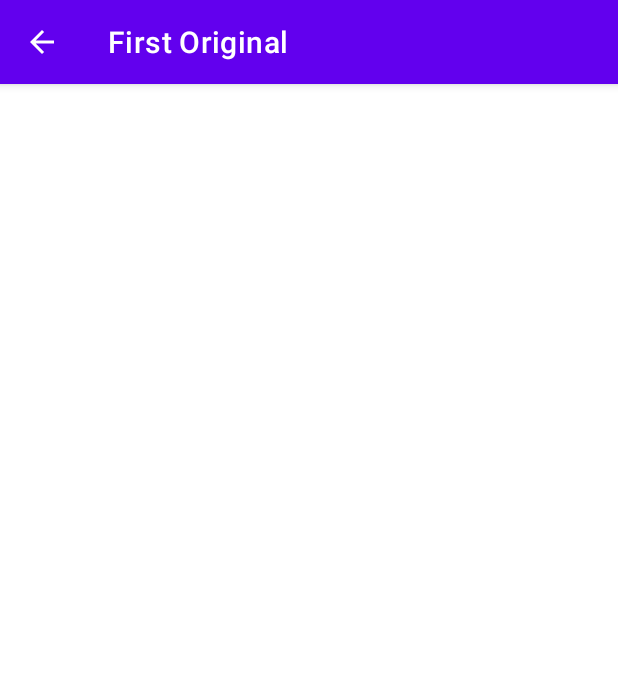
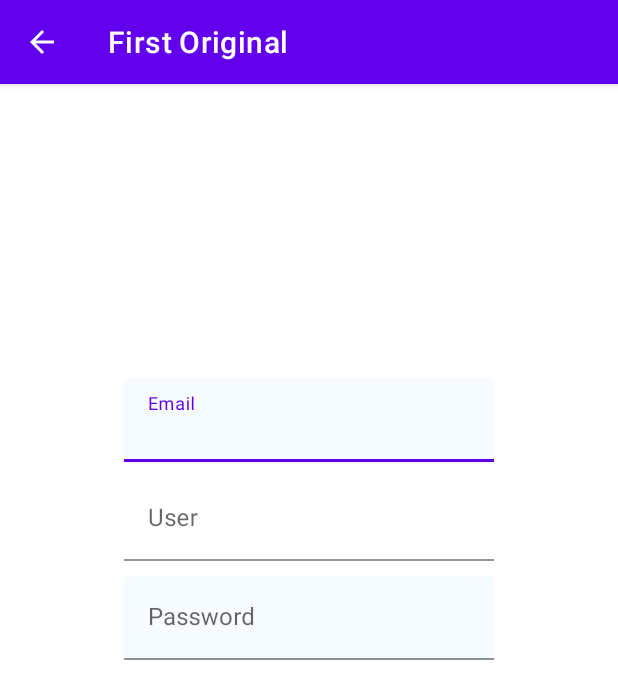
Before and after one commit to Enriquegpb/first_original, an Android app: the Signup screen opened directly, with no data from a screen before it, on a phone screen of 412 x 824 dp. Shown: the top 699 px of the screen. Run offline under Robolectric (Android 15) with nearby library versions, the phone set to English and light mode, and no system bars.

```diff
--- a/app/src/main/java/com/enrique/firstoriginal/MainActivity.java
+++ b/app/src/main/java/com/enrique/firstoriginal/MainActivity.java
@@ -10,6 +10,7 @@ import android.widget.Toast;
 public class MainActivity extends AppCompatActivity {
     private SwipeRefreshLayout swipeLayout;
     private WebView miVisorWeb;
+
     @Override
     protected void onCreate(Bundle savedInstanceState) {
         super.onCreate(savedInstanceState);
@@ -27,11 +28,12 @@ public class MainActivity extends AppCompatActivity {
         swipeLayout.setOnRefreshListener(mOnRefreshListener);
 
         //la vista dentro es un WebView con permiso para zoom
-        miVisorWeb=(WebView) findViewById(R.id.vistaweb);
+        miVisorWeb = (WebView) findViewById(R.id.vistaweb);
         miVisorWeb.getSettings().setBuiltInZoomControls(true);
         miVisorWeb.loadUrl("https://thispersondoesnotexist.com");
 
     }
+
     protected SwipeRefreshLayout.OnRefreshListener
             mOnRefreshListener = new SwipeRefreshLayout.OnRefreshListener() {
         @Override
--- a/app/src/main/java/com/enrique/firstoriginal/MainLogin.java
+++ b/app/src/main/java/com/enrique/firstoriginal/MainLogin.java
@@ -19,13 +19,13 @@ public class MainLogin extends AppCompatActivity {
         super.onCreate(savedInstanceState);
         setContentView(R.layout.activity_login);
         ImageView fan2 = (ImageView) findViewById(R.id.logo);
-        Animation myanim2= AnimationUtils.loadAnimation(this, R.anim.fadein_login);
+        Animation myanim2 = AnimationUtils.loadAnimation(this, R.anim.fadein_login);
         fan2.startAnimation(myanim2);
 
         ImageView mGirl = findViewById(R.id.girl);
 
         Glide.with(this)
-              //.load("https://images.unsplash.com/photo-1565214975484-3cfa9e56f914?ixlib=rb-1.2.1&ixid=eyJhcHBfaWQiOjEyMDd9&auto=format&fit=crop&w=1482&q=80")
+                //.load("https://images.unsplash.com/photo-1565214975484-3cfa9e56f914?ixlib=rb-1.2.1&ixid=eyJhcHBfaWQiOjEyMDd9&auto=format&fit=crop&w=1482&q=80")
                 .load(R.drawable.girl)
                 .transition(DrawableTransitionOptions.withCrossFade(100))
 
@@ -34,6 +34,7 @@ public class MainLogin extends AppCompatActivity {
                 //.circleCrop()
                 .into(mGirl);
     }
+
     public void openMain(View v) {
         Intent intent = new Intent(MainLogin.this, MainActivity.class);
         intent.addFlags(Intent.FLAG_ACTIVITY_NEW_TASK);
--- a/app/src/main/res/anim/fadein_login.xml
+++ b/app/src/main/res/anim/fadein_login.xml
@@ -1,4 +1,16 @@
 <?xml version="1.0" encoding="utf-8"?>
-<set xmlns:android="http://schemas.android.com/apk/res/android">
+<set xmlns:android="http://schemas.android.com/apk/res/android"
+    android:interpolator="@android:anim/bounce_interpolator">
+    <alpha
+        android:duration="1000"
+        android:fromAlpha="0.0"
+        android:toAlpha="1.0" />
 
+    <rotate
+        android:fromDegrees="0"
+        android:duration="3000"
+        android:toDegrees="360"
+        android:pivotX="50%"
+        android:pivotY="50%"
+        />
 </set>
--- a/app/src/main/res/layout/activity_login.xml
+++ b/app/src/main/res/layout/activity_login.xml
@@ -59,7 +59,8 @@
         <com.google.android.material.textfield.TextInputLayout
             android:id="@+id/usuario"
             android:layout_width="250dp"
-            android:layout_height="wrap_content">
+            android:layout_height="wrap_content"
+            >
 
             <EditText
                 android:layout_width="match_parent"
@@ -97,7 +98,6 @@
         android:layout_width="0dp"
         android:layout_height="wrap_content"
         android:layout_marginTop="24dp"
-        android:backgroundTint="@color/white"
         android:onClick="openMain"
         android:text="loguearse"
         app:layout_constraintEnd_toEndOf="@+id/guideline2"
@@ -112,8 +112,7 @@
         android:text="Registrarse"
         app:layout_constraintEnd_toEndOf="@id/guideline2"
         app:layout_constraintStart_toStartOf="@id/guideline1"
-        app:layout_constraintTop_toBottomOf="@id/log"
-        />
+        app:layout_constraintTop_toBottomOf="@id/log" />
 
     <TextView
         android:id="@+id/tvregister"
--- a/app/src/main/res/layout/activity_main.xml
+++ b/app/src/main/res/layout/activity_main.xml
@@ -62,11 +62,9 @@
         <!--        -->
 
         <WebView
+            android:id="@+id/vistaweb"
             android:layout_width="match_parent"
-            android:layout_height="match_parent"
-            android:id="@+id/vistaweb"
-            >
-        </WebView>
+            android:layout_height="match_parent"></WebView>
 
     </androidx.swiperefreshlayout.widget.SwipeRefreshLayout>
 </androidx.constraintlayout.widget.ConstraintLayout>
--- a/app/src/main/res/layout/activity_signup.xml
+++ b/app/src/main/res/layout/activity_signup.xml
@@ -5,5 +5,126 @@
     android:layout_width="match_parent"
     android:layout_height="match_parent"
     tools:context=".Signup">
+    <ImageView
+        android:id="@+id/girl"
+        android:layout_width="match_parent"
+        android:layout_height="match_parent"
+        android:scaleType="fitStart"
+
+        >
+        <!--android:src="@drawable/hipman"-->
+    </ImageView>
+    <View
+        android:layout_width="match_parent"
+        android:layout_height="match_parent"
+        android:alpha="0.5"
+        >
+        <!--android:background="@drawable/gradient2"-->
+    </View>
+
+    <androidx.constraintlayout.widget.Guideline
+        android:id="@+id/guideline1"
+        android:layout_width="wrap_content"
+        android:layout_height="wrap_content"
+        android:orientation="vertical"
+        app:layout_constraintGuide_percent="0.2" />
+
+    <androidx.constraintlayout.widget.Guideline
+        android:id="@+id/guideline2"
+        android:layout_width="wrap_content"
+        android:layout_height="wrap_content"
+        android:orientation="vertical"
+        app:layout_constraintGuide_percent="0.8" />
+
+    <ImageView
+        android:id="@+id/logosignup"
+        android:layout_width="100dp"
+        android:layout_height="100dp"
+        android:layout_marginTop="56dp"
+
+
+        app:layout_constraintEnd_toEndOf="parent"
+        app:layout_constraintStart_toStartOf="parent"
+        app:layout_constraintTop_toTopOf="parent" />
+    <!--android:src="@drawable/ic_fan"-->
+    <com.google.android.material.textfield.TextInputLayout
+        android:id="@+id/til1signup"
+        android:layout_width="0dp"
+        android:layout_height="wrap_content"
+        app:layout_constraintEnd_toEndOf="@id/guideline2"
+        app:layout_constraintStart_toStartOf="@id/guideline1"
+        app:layout_constraintTop_toBottomOf="@id/logosignup"
+        android:layout_marginTop="40dp"
+
+        app:boxBackgroundColor="#4DE1F2FF"
+
+        >
+        <!--app:startIconDrawable="@drawable/ic_email_foreground"-->
+        <EditText
+            android:layout_width="match_parent"
+            android:layout_height="wrap_content"
+            android:hint="Email"
+
+            android:maxLines="1">
+        </EditText>
+    </com.google.android.material.textfield.TextInputLayout>
+
+    <com.google.android.material.textfield.TextInputLayout
+        android:id="@+id/til2signup"
+        android:layout_width="0dp"
+        android:layout_height="wrap_content"
+        app:layout_constraintEnd_toEndOf="@id/guideline2"
+        app:layout_constraintStart_toStartOf="@id/guideline1"
+        app:layout_constraintTop_toBottomOf="@id/til1signup"
+        android:layout_marginTop="10dp"
+
+        app:boxBackgroundColor="#4DE1F2FF"
+
+        >
+        <!--app:startIconDrawable="@drawable/ic_account_foreground"-->
+        <EditText
+            android:layout_width="match_parent"
+            android:layout_height="wrap_content"
+            android:hint="User"
+            android:background="@color/whitealpha"
+
+            android:maxLines="1">
+        </EditText>
+    </com.google.android.material.textfield.TextInputLayout>
+
+    <com.google.android.material.textfield.TextInputLayout
+        android:id="@+id/til3signup"
+        android:layout_width="0dp"
+        android:layout_height="wrap_content"
+        app:layout_constraintStart_toStartOf="@id/guideline1"
+        app:layout_constraintEnd_toEndOf="@id/guideline2"
+
+        app:layout_constraintTop_toBottomOf="@id/til2signup"
+        android:layout_marginTop="10dp"
+
+        app:boxBackgroundColor="#4DE1F2FF"
+        >
+        <!--app:startIconDrawable="@drawable/ic_lock_foreground"-->
+
+        <EditText
+            android:layout_width="match_parent"
+            android:layout_height="wrap_content"
+            android:hint="Password"
+            android:maxLines="1">
+        </EditText>
+    </com.google.android.material.textfield.TextInputLayout>
+
+    <Button
+        android:id="@+id/button2"
+
+        android:text="Register"
+        android:onClick="openMain2"
+        app:layout_constraintEnd_toEndOf="@id/guideline2"
+        app:layout_constraintStart_toStartOf="@id/guideline1"
+        app:layout_constraintTop_toBottomOf="@id/til3signup"
+        android:layout_height="0dp"
+        android:layout_width="0dp"
+        />
+    <!--style="@style/buttonreversesignup"-->
 
 </androidx.constraintlayout.widget.ConstraintLayout>
--- a/app/src/main/res/layout/activity_splash.xml
+++ b/app/src/main/res/layout/activity_splash.xml
@@ -32,9 +32,9 @@
         android:layout_height="wrap_content"
         android:layout_marginBottom="536dp"
         android:fontFamily="@font/fredericka_the_great"
-        android:text="FiRST"
+        android:text="WESPORTS"
         android:textColor="@android:color/white"
-        android:textSize="50sp"
+        android:textSize="45sp"
         app:layout_constraintEnd_toEndOf="@id/logo"
         app:layout_constraintStart_toStartOf="@id/logo"
         app:layout_constraintTop_toBottomOf="@+id/logo">
```
